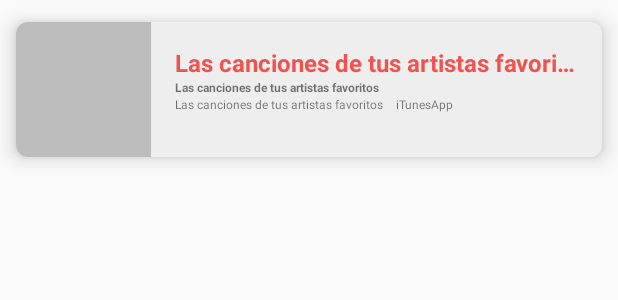
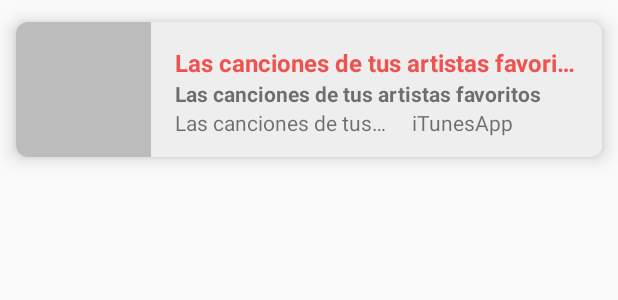
Before and after one commit to andersmurillo92/iTunesApp, an Android app: the layout item_song.xml on its own in the app's theme, with its tools: preview values and no code run, on a phone screen of 412 x 824 dp. Shown: the top 300 px of the screen. Run offline under Robolectric (Android 15) with nearby library versions, the phone set to English and light mode, and no system bars.

Commit message:
Add needed resources

```diff
--- a/app/src/main/res/values/colors.xml
+++ b/app/src/main/res/values/colors.xml
@@ -7,6 +7,8 @@
     <color name="colorPrimary2">#ef5350</color>
     <color name="colorPrimaryDark2">#b61825</color>
 
+    <color name="alphaAccent">#ddef5350</color>
+
     <color name="black">#000000</color>
     <color name="gray">#eeeeee</color>
     <color name="white">#FFFFFF</color>
--- a/app/src/main/res/values/dimens.xml
+++ b/app/src/main/res/values/dimens.xml
@@ -2,6 +2,7 @@
 <resources>
     <dimen name="font18">18sp</dimen>
     <dimen name="font16">16sp</dimen>
+    <dimen name="font14">14sp</dimen>
     <dimen name="font12">12sp</dimen>
 
     <dimen name="margin32">32dp</dimen>
```
Also changed, not shown: app/src/main/res/values/strings.xml (+7 -0 lines), 1 other file.
